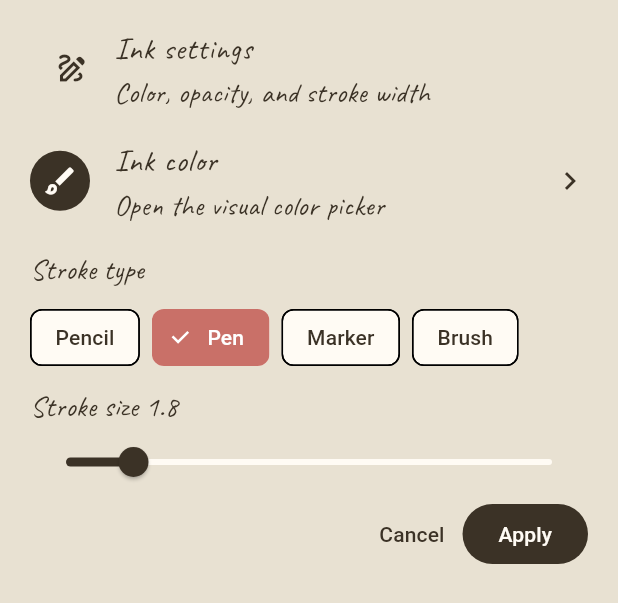
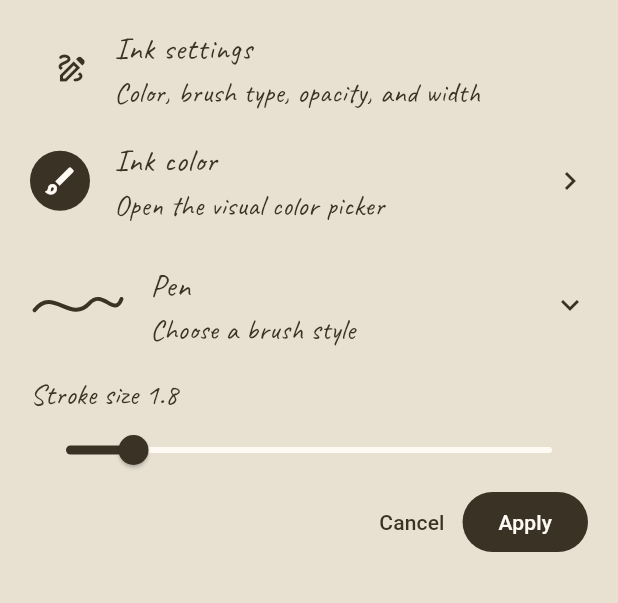
Before and after one commit to RoseFlunder/journal_app, a Flutter app: the EditorInkSettingsView widget shown alone on an empty page, opened directly with empty values, on a phone screen of 412 x 824 dp. Shown: the top 603 px of the screen. Run offline on Flutter 3.47's test engine with Material 3 defaults, Android fonts, the phone set to English and light mode, and no system bars; our stand-ins replace file_picker, flutter_secure_storage, google_sign_in, hive_flutter, image_picker, just_audio; missing offline and left inert: flutter_quill, google_sign_in_web, oauth2; accounts and stored records are empty.

Commit message:
Add Paint-style brush type selector

```diff
--- a/lib/models/canvas.dart
+++ b/lib/models/canvas.dart
@@ -24,12 +24,29 @@ abstract final class JournalFonts {
 enum BlockType { text, image, sticker, ink, shape, group }
 
 /// Visual preset used when rendering vector ink strokes.
-enum InkStrokeType { pencil, pen, marker, brush }
+enum InkStrokeType {
+  pencil,
+  pen,
+  marker,
+  brush,
+  calligraphyPen,
+  calligraphyBrush,
+  airbrush,
+  oilBrush,
+  crayon,
+  highlighter,
+}
 
 InkStrokeType inkStrokeTypeFromName(Object? value) => switch (value) {
   'pencil' => InkStrokeType.pencil,
   'marker' => InkStrokeType.marker,
   'brush' => InkStrokeType.brush,
+  'calligraphyPen' => InkStrokeType.calligraphyPen,
+  'calligraphyBrush' => InkStrokeType.calligraphyBrush,
+  'airbrush' => InkStrokeType.airbrush,
+  'oilBrush' => InkStrokeType.oilBrush,
+  'crayon' => InkStrokeType.crayon,
+  'highlighter' => InkStrokeType.highlighter,
   _ => InkStrokeType.pen,
 };
 
@@ -39,6 +56,12 @@ extension InkStrokeTypeLabel on InkStrokeType {
     InkStrokeType.pen => 'Pen',
     InkStrokeType.marker => 'Marker',
     InkStrokeType.brush => 'Brush',
+    InkStrokeType.calligraphyPen => 'Calligraphy pen',
+    InkStrokeType.calligraphyBrush => 'Calligraphy brush',
+    InkStrokeType.airbrush => 'Airbrush',
+    InkStrokeType.oilBrush => 'Oil brush',
+    InkStrokeType.crayon => 'Crayon',
+    InkStrokeType.highlighter => 'Highlighter',
   };
 
   double get widthMultiplier => switch (this) {
@@ -46,6 +69,12 @@ extension InkStrokeTypeLabel on InkStrokeType {
     InkStrokeType.pen => 1,
     InkStrokeType.marker => 1.45,
     InkStrokeType.brush => 1.2,
+    InkStrokeType.calligraphyPen => 0.82,
+    InkStrokeType.calligraphyBrush => 1.35,
+    InkStrokeType.airbrush => 2.0,
+    InkStrokeType.oilBrush => 1.6,
+    InkStrokeType.crayon => 1.15,
+    InkStrokeType.highlighter => 2.4,
   };
 
   double get opacityMultiplier => switch (this) {
@@ -53,6 +82,17 @@ extension InkStrokeTypeLabel on InkStrokeType {
     InkStrokeType.pen => 1,
     InkStrokeType.marker => 0.42,
     InkStrokeType.brush => 0.68,
+    InkStrokeType.calligraphyPen => 0.9,
+    InkStrokeType.calligraphyBrush => 0.62,
+    InkStrokeType.airbrush => 0.24,
+    InkStrokeType.oilBrush => 0.58,
+    InkStrokeType.crayon => 0.68,
+    InkStrokeType.highlighter => 0.35,
+  };
+
+  StrokeCap get strokeCap => switch (this) {
+    InkStrokeType.marker || InkStrokeType.highlighter => StrokeCap.square,
+    _ => StrokeCap.round,
   };
 }
 
--- a/lib/ui/features/editor/views/editor_block.dart
+++ b/lib/ui/features/editor/views/editor_block.dart
@@ -627,9 +627,7 @@ class _InkPainter extends CustomPainter {
       path,
       Paint()
         ..style = PaintingStyle.stroke
-        ..strokeCap = strokeType == InkStrokeType.marker
-            ? StrokeCap.square
-            : StrokeCap.round
+        ..strokeCap = strokeType.strokeCap
         ..strokeJoin = StrokeJoin.round
         ..strokeWidth =
             block.strokeWidth.clamp(0.5, 20).toDouble() *
--- a/lib/ui/features/editor/views/editor_canvas.dart
+++ b/lib/ui/features/editor/views/editor_canvas.dart
@@ -1087,9 +1087,7 @@ class _InkPreviewPainter extends CustomPainter {
       path,
       Paint()
         ..style = PaintingStyle.stroke
-        ..strokeCap = strokeType == InkStrokeType.marker
-            ? StrokeCap.square
-            : StrokeCap.round
+        ..strokeCap = strokeType.strokeCap
         ..strokeJoin = StrokeJoin.round
         ..strokeWidth =
             width * strokeType.widthMultiplier * PageViewport.modelToRenderScale
--- a/lib/ui/features/editor/views/editor_ink_settings_view.dart
+++ b/lib/ui/features/editor/views/editor_ink_settings_view.dart
@@ -1,3 +1,5 @@
+import 'dart:ui' as ui;
+
 import 'package:flutter/material.dart';
 
 import '../../../../models/canvas.dart';
@@ -46,6 +48,15 @@ class _EditorInkSettingsViewState extends State<EditorInkSettingsView> {
     widget.onPreview(next);
   }
 
+  Future<void> _pickStrokeType() async {
+    final selected = await showDialog<InkStrokeType>(
+      context: context,
+      builder: (context) => _StrokeTypeGallery(selected: _settings.strokeType),
+    );
+    if (!mounted || selected == null) return;
+    _changeStrokeType(selected);
+  }
+
   @override
   Widget build(BuildContext context) => SafeArea(
     child: Padding(
@@ -57,7 +68,7 @@ class _EditorInkSettingsViewState extends State<EditorInkSettingsView> {
           const ListTile(
             leading: Icon(Icons.draw_outlined),
             title: Text('Ink settings'),
-            subtitle: Text('Color, opacity, and stroke width'),
+            subtitle: Text('Color, brush type, opacity, and width'),
           ),
           ListTile(
             key: const ValueKey('ink-color'),
@@ -73,20 +84,18 @@ class _EditorInkSettingsViewState extends State<EditorInkSettingsView> {
             onTap: _pickColor,
           ),
           const SizedBox(height: 8),
-          const Text('Stroke type'),
-          const SizedBox(height: 8),
-          Wrap(
-            spacing: 8,
-            runSpacing: 8,
-            children: [
-              for (final type in InkStrokeType.values)
-                ChoiceChip(
-                  key: ValueKey('ink-stroke-${type.name}'),
-                  label: Text(type.label),
-                  selected: _settings.strokeType == type,
-                  onSelected: (_) => _changeStrokeType(type),
-                ),
-            ],
+          ListTile(
+            key: const ValueKey('ink-stroke-selector'),
+            contentPadding: EdgeInsets.zero,
+            leading: InkStrokePreview(
+              strokeType: _settings.strokeType,
+              color: Theme.of(context).colorScheme.onSurface,
+              width: 64,
+            ),
+            title: Text(_settings.strokeType.label),
+            subtitle: const Text('Choose a brush style'),
+            trailing: const Icon(Icons.expand_more),
+            onTap: _pickStrokeType,
           ),
           const SizedBox(height: 8),
           Text('Stroke size ${_settings.width.toStringAsFixed(1)}'),
@@ -114,3 +123,141 @@ class _EditorInkSettingsViewState extends State<EditorInkSettingsView> {
     ),
   );
 }
+
+/// Compact preview of the same stroke preset used by the ink renderer.
+class InkStrokePreview extends StatelessWidget {
+  const InkStrokePreview({
+    super.key,
+    required this.strokeType,
+    required this.color,
+    this.width = 72,
+  });
+
+  final InkStrokeType strokeType;
+  final Color color;
+  final double width;
+
+  @override
+  Widget build(BuildContext context) => SizedBox(
+    width: width,
+    height: 28,
+    child: CustomPaint(
+      painter: _InkStrokePreviewPainter(strokeType: strokeType, color: color),
+    ),
+  );
+}
+
+class _InkStrokePreviewPainter extends CustomPainter {
+  const _InkStrokePreviewPainter({
+    required this.strokeType,
+    required this.color,
+  });
+
+  final InkStrokeType strokeType;
+  final Color color;
+
+  @override
+  void paint(Canvas canvas, Size size) {
+    final path = ui.Path()
+      ..moveTo(3, size.height * .62)
+      ..cubicTo(
+        size.width * .24,
+        size.height * .05,
+        size.width * .42,
+        size.height * .95,
+        size.width * .62,
+        size.height * .45,
+      )
+      ..cubicTo(
+        size.width * .76,
+        size.height * .1,
+        size.width * .88,
+        size.height * .8,
+        size.width - 3,
+        size.height * .35,
+      );
+    final paint = Paint()
+      ..style = PaintingStyle.stroke
+      ..strokeCap = strokeType.strokeCap
+      ..strokeJoin = StrokeJoin.round
+      ..strokeWidth = (2.6 * strokeType.widthMultiplier).clamp(1.2, 7.0)
+      ..color = color.withValues(
+        alpha: strokeType.opacityMultiplier.clamp(0.0, 1.0),
+      );
+    canvas.drawPath(path, paint);
+  }
+
+  @override
+  bool shouldRepaint(covariant _InkStrokePreviewPainter oldDelegate) =>
+      oldDelegate.strokeType != strokeType || oldDelegate.color != color;
+}
+
+class _StrokeTypeGallery extends StatelessWidget {
+  const _StrokeTypeGallery({required this.selected});
+
+  final InkStrokeType selected;
+
+  @override
+  Widget build(BuildContext context) {
+    final maxHeight = MediaQuery.sizeOf(context).height * .72;
+    return Dialog(
+      child: ConstrainedBox(
+        constraints: BoxConstraints(
+          maxWidth: 380,
+          maxHeight: maxHeight.clamp(280.0, 620.0),
+        ),
+        child: ListView.separated(
+          padding: const EdgeInsets.symmetric(vertical: 8),
+          shrinkWrap: true,
+          itemCount: InkStrokeType.values.length,
+          separatorBuilder: (_, _) => const Divider(height: 1),
+          itemBuilder: (context, index) {
+            final type = InkStrokeType.values[index];
+            final isSelected = type == selected;
+            return Semantics(
+              button: true,
+              selected: isSelected,
+              label: type.label,
+              child: InkWell(
+                key: ValueKey('ink-stroke-option-${type.name}'),
+                onTap: () => Navigator.pop(context, type),
+                child: Padding(
+                  padding: const EdgeInsets.symmetric(
+                    horizontal: 16,
+                    vertical: 10,
+                  ),
+                  child: Row(
+                    children: [
+                      SizedBox(
+                        width: 150,
+                        child: Text(
+                          type.label,
+                          style: const TextStyle(fontWeight: FontWeight.w500),
+                        ),
+                      ),
+                      Expanded(
+                        child: InkStrokePreview(
+                          strokeType: type,
+                          color: Theme.of(context).colorScheme.onSurface,
+                        ),
+                      ),
+                      SizedBox(
+                        width: 28,
+                        child: isSelected
+                            ? Icon(
+                                Icons.check,
+                                color: Theme.of(context).colorScheme.primary,
+                              )
+                            : null,
+                      ),
+                    ],
+                  ),
+                ),
+              ),
+            );
+          },
+        ),
+      ),
+    );
+  }
+}
```
Also changed, not shown: 2 other files.
